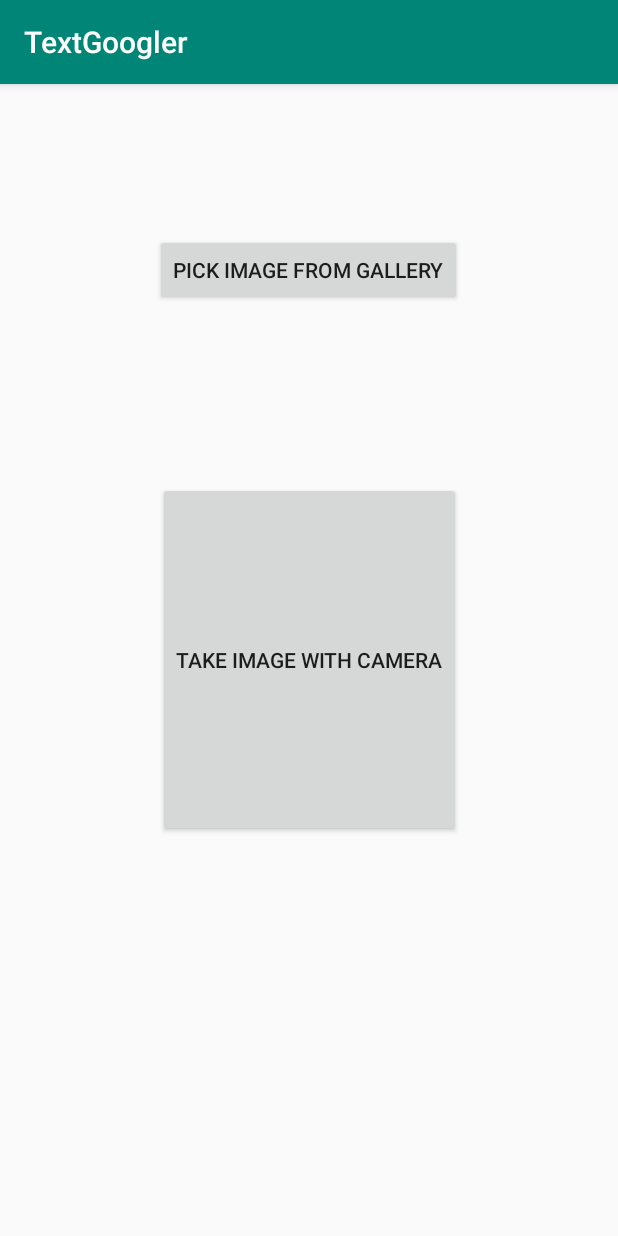
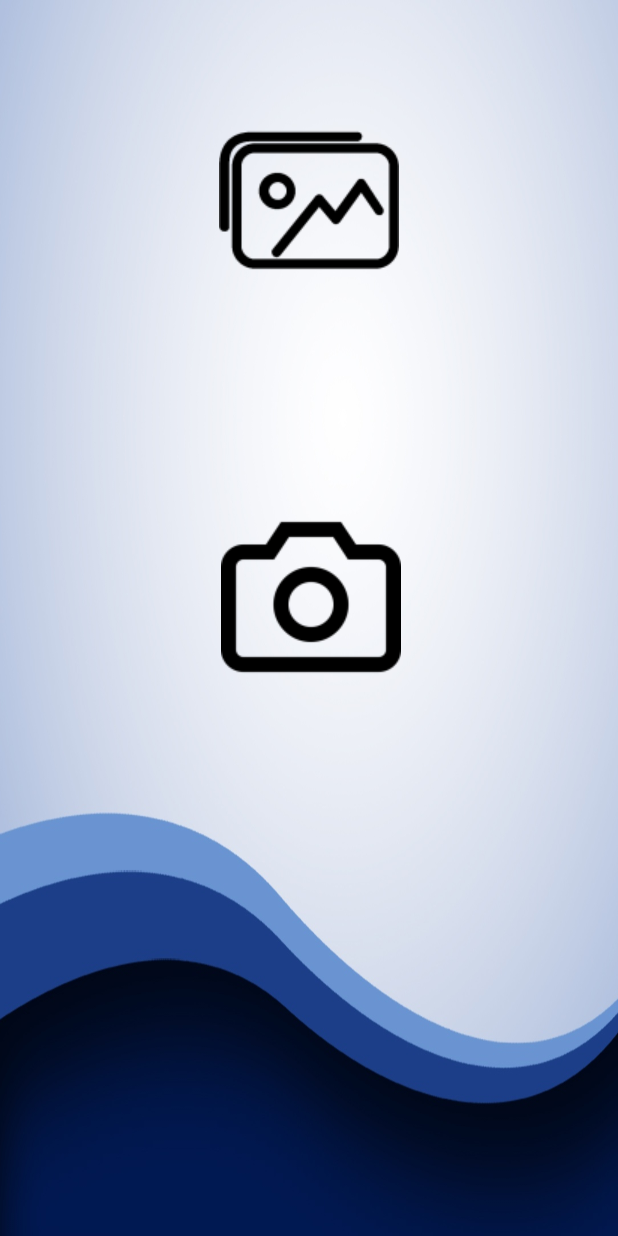
Before and after one commit to wdjpng/TextGoogler, an Android app: the screen it shows after launch (MainActivity), on a phone screen of 412 x 824 dp. Run offline under Robolectric (Android 15) with nearby library versions, the phone set to English and light mode, and no system bars; libraries missing offline, so code that uses them is left out: com.google.firebase.ml.

Commit message:
Improved UI

```diff
--- a/app/build.gradle
+++ b/app/build.gradle
@@ -6,8 +6,8 @@ android {
         applicationId "com.wdjpng.textgoogler"
         minSdkVersion 20
         targetSdkVersion 28
-        versionCode 3
-        versionName "1.1.0"
+        versionCode 4
+        versionName "1.2.0"
         testInstrumentationRunner "android.support.test.runner.AndroidJUnitRunner"
     }
     buildTypes {
@@ -24,6 +24,7 @@ dependencies {
     implementation 'com.android.support.constraint:constraint-layout:1.1.3'
     implementation 'com.google.firebase:firebase-core:16.0.4'
     implementation 'com.google.firebase:firebase-ml-vision:17.0.1'
+    implementation 'com.github.medyo:fancybuttons:1.9.0'
     testImplementation 'junit:junit:4.12'
     androidTestImplementation 'com.android.support.test:runner:1.0.2'
     androidTestImplementation 'com.android.support.test.espresso:espresso-core:3.0.2'
--- a/app/src/main/java/com/wdjpng/textgoogler/MainActivity.java
+++ b/app/src/main/java/com/wdjpng/textgoogler/MainActivity.java
@@ -3,12 +3,14 @@ package com.wdjpng.textgoogler;
 import android.content.Intent;
 import android.graphics.Bitmap;
 import android.net.Uri;
+import android.provider.ContactsContract;
 import android.provider.MediaStore;
 import android.support.annotation.NonNull;
 import android.support.v7.app.AppCompatActivity;
 import android.os.Bundle;
 import android.view.View;
 import android.widget.Button;
+import android.widget.ImageButton;
 
 import com.google.android.gms.tasks.OnFailureListener;
 import com.google.android.gms.tasks.OnSuccessListener;
--- a/app/src/main/res/layout/activity_main.xml
+++ b/app/src/main/res/layout/activity_main.xml
@@ -4,30 +4,37 @@
     xmlns:tools="http://schemas.android.com/tools"
     android:layout_width="match_parent"
     android:layout_height="match_parent"
-    tools:context=".MainActivity">
+    android:background="@drawable/background"
+    android:orientation="vertical"
+    tools:layout_editor_absoluteY="25dp">
 
     <Button
         android:id="@+id/selectImageButton"
-        android:layout_width="wrap_content"
-        android:layout_height="wrap_content"
-        android:layout_marginTop="100dp"
-        android:layout_marginBottom="117dp"
-        android:text="@string/buttontext_select_from_galary"
+        android:layout_width="172dp"
+        android:layout_height="0dp"
+        android:layout_alignParentEnd="true"
+        android:layout_marginTop="73dp"
+        android:layout_marginBottom="34dp"
+        android:background="@color/blank"
         app:layout_constraintBottom_toTopOf="@+id/takeImageButton"
         app:layout_constraintEnd_toEndOf="parent"
-        app:layout_constraintHorizontal_bias="0.497"
         app:layout_constraintStart_toStartOf="parent"
-        app:layout_constraintTop_toTopOf="parent" />
+        app:layout_constraintTop_toTopOf="parent"
+        android:drawableTop="@drawable/gallery_symbol_120x120"
+        android:contentDescription="@string/buttontext_take_with_camera"/>
 
     <Button
         android:id="@+id/takeImageButton"
-        android:layout_width="202dp"
+        android:layout_width="170dp"
         android:layout_height="0dp"
-        android:layout_marginBottom="266dp"
-        android:text="@string/buttontext_take_with_camera"
+        android:layout_alignParentEnd="true"
+        android:layout_marginBottom="256dp"
+        android:background="@color/blank"
+        android:contentDescription="@string/buttontext_select_from_gallery"
+        android:drawableTop="@drawable/camera_symbol_120x120"
         app:layout_constraintBottom_toBottomOf="parent"
         app:layout_constraintEnd_toEndOf="parent"
+        app:layout_constraintHorizontal_bias="0.506"
         app:layout_constraintStart_toStartOf="parent"
-        app:layout_constraintTop_toBottomOf="@+id/selectImageButton"
-        app:layout_constraintVertical_bias="0.499" />
+        app:layout_constraintTop_toBottomOf="@+id/selectImageButton" />
 </android.support.constraint.ConstraintLayout>
--- a/app/src/main/res/values/colors.xml
+++ b/app/src/main/res/values/colors.xml
@@ -3,4 +3,5 @@
     <color name="colorPrimary">#008577</color>
     <color name="colorPrimaryDark">#00574B</color>
     <color name="colorAccent">#D81B60</color>
+    <color name="blank">#00f4f5fa</color>
 </resources>
--- a/app/src/main/res/values/strings.xml
+++ b/app/src/main/res/values/strings.xml
@@ -1,6 +1,6 @@
 <resources>
     <string name="buttontext_take_with_camera">Take image with camera</string>
-    <string name="buttontext_select_from_galary">Pick Image From Gallery</string>
+    <string name="buttontext_select_from_gallery">Pick Image From Gallery</string>
     <string name="selectImage">Select Image</string>
     <string name="application_name">TextGoogler</string>
 </resources>
--- a/app/src/main/res/values/styles.xml
+++ b/app/src/main/res/values/styles.xml
@@ -1,7 +1,7 @@
 <resources>
 
     <!-- Base application theme. -->
-    <style name="AppTheme" parent="Theme.AppCompat.Light.DarkActionBar">
+    <style name="AppTheme" parent="Theme.AppCompat.NoActionBar">
         <!-- Customize your theme here. -->
         <item name="colorPrimary">@color/colorPrimary</item>
         <item name="colorPrimaryDark">@color/colorPrimaryDark</item>
```
Also changed, not shown: app/src/main/res/drawable/background.jpg (added), app/src/main/res/drawable/camera_symbol_120x120.png (added), app/src/main/res/drawable/gallery_symbol_120x120.png (added), 2 other files.
